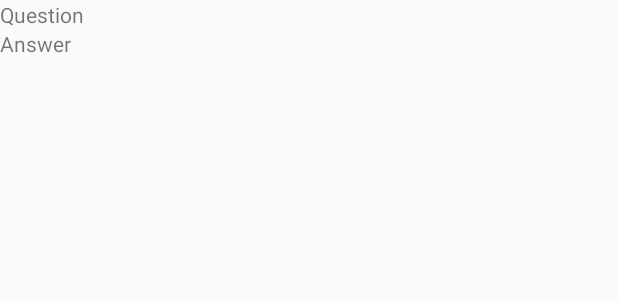
After one commit to XuiKoh/android-magic-8-ball, an Android app: the layout item_history.xml on its own in the app's theme, with its tools: preview values and no code run, on a phone screen of 412 x 824 dp. The commit adds this screen. Shown: the top 300 px of the screen. Run offline under Robolectric (Android 15) with nearby library versions, the phone set to English and light mode, and no system bars.

Commit message:
Add: Lab 4 support

```diff
--- a/app/build.gradle
+++ b/app/build.gradle
@@ -23,4 +23,5 @@ dependencies {
     compile fileTree(dir: 'libs', include: ['*.jar'])
     testCompile 'junit:junit:4.12'
     compile 'com.android.support:appcompat-v7:23.2.1'
+    compile 'com.google.android.gms:play-services-appindexing:8.1.0'
 }
--- a/app/src/main/AndroidManifest.xml
+++ b/app/src/main/AndroidManifest.xml
@@ -15,6 +15,8 @@
                 <category android:name="android.intent.category.LAUNCHER" />
             </intent-filter>
         </activity>
+        <activity android:name=".HistoryActivity">
+        </activity>
     </application>
 
 </manifest>
--- a/app/src/main/java/my/cy/android_magic_8_ball/MagicEightBallModel.java
+++ b/app/src/main/java/my/cy/android_magic_8_ball/MagicEightBallModel.java
@@ -9,9 +9,6 @@ import android.util.Log;
 import java.util.ArrayList;
 import java.util.Collections;
 
-/**
- * Created by cylim on 7/03/2016.
- */
 public class MagicEightBallModel extends Object {
 
     private static String[] initialResponseArray = {"My sources say no", "It is certain"};
--- a/app/src/main/res/layout/activity_main.xml
+++ b/app/src/main/res/layout/activity_main.xml
@@ -12,8 +12,6 @@
         android:layout_marginLeft="20dp"
         android:layout_marginRight="20dp"
         android:id="@+id/questionEditText"
-        android:layout_below="@+id/textView"
-        android:layout_toEndOf="@+id/textView"
         android:hint="Ask a question..."
         android:singleLine="true"/>
 
@@ -37,7 +35,7 @@
     <Button
         android:layout_width="wrap_content"
         android:layout_height="55dp"
-        android:text="shake"
+        android:text="History"
         android:id="@+id/shakeButton"
         android:layout_gravity="center_horizontal"
         android:background="@drawable/shakebutton"
--- /dev/null
+++ b/app/src/main/res/layout/item_history.xml
@@ -0,0 +1,17 @@
+<?xml version="1.0" encoding="utf-8"?>
+<LinearLayout xmlns:android="http://schemas.android.com/apk/res/android"
+    android:orientation="vertical"
+    android:layout_width="match_parent"
+    android:layout_height="match_parent">
+    <TextView
+        android:id="@+id/txtViewQuestion"
+        android:layout_width="wrap_content"
+        android:layout_height="wrap_content"
+        android:text="Question" />
+    <TextView
+        android:id="@+id/txtViewAnswer"
+        android:layout_width="wrap_content"
+        android:layout_height="wrap_content"
+        android:text="Answer" />
+
+</LinearLayout>
```
Also changed, not shown: app/src/main/java/my/cy/android_magic_8_ball/HistoryActivity.java (added, +34 -0 lines), app/src/main/java/my/cy/android_magic_8_ball/HistoryArrayAdapter.java (added, +50 -0 lines), app/src/main/java/my/cy/android_magic_8_ball/MainActivity.java (+79 -17 lines), app/src/main/java/my/cy/android_magic_8_ball/QuestionResponseModel.java (added, +35 -0 lines), app/src/main/res/layout/activity_list_history.xml (added, +19 -0 lines).
